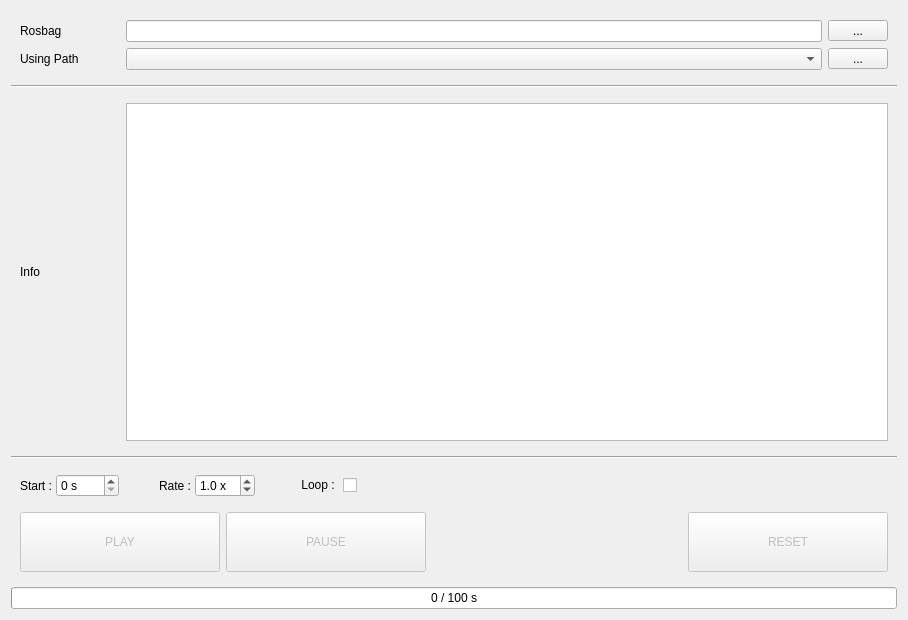
This is ui/player.ui in yyamazaki933/rosbag_player as Qt 5 draws it before an edit. The edited form follows.
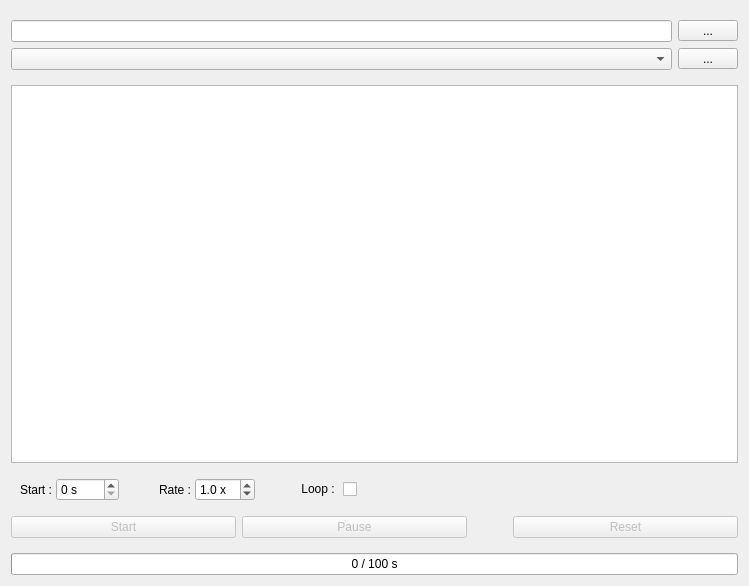
This is the edited form.

```diff
--- a/ui/player.ui
+++ b/ui/player.ui
@@ -6,8 +6,8 @@
    <rect>
     <x>0</x>
     <y>0</y>
-    <width>908</width>
-    <height>620</height>
+    <width>749</width>
+    <height>586</height>
    </rect>
   </property>
   <property name="windowTitle">
@@ -15,112 +15,6 @@
   </property>
   <layout class="QGridLayout" name="gridLayout">
    <item row="9" column="3">
-    <widget class="QWidget" name="widget" native="true">
-     <layout class="QGridLayout" name="gridLayout_2">
-      <item row="3" column="1">
-       <widget class="QPushButton" name="pb_pause">
-        <property name="enabled">
-         <bool>false</bool>
-        </property>
-        <property name="sizePolicy">
-         <sizepolicy hsizetype="Preferred" vsizetype="Preferred">
-          <horstretch>0</horstretch>
-          <verstretch>0</verstretch>
-         </sizepolicy>
-        </property>
-        <property name="minimumSize">
-         <size>
-          <width>200</width>
-          <height>60</height>
-         </size>
-        </property>
-        <property name="maximumSize">
-         <size>
-          <width>200</width>
-          <height>16777215</height>
-         </size>
-        </property>
-        <property name="text">
-         <string>PAUSE</string>
-        </property>
-       </widget>
-      </item>
-      <item row="3" column="0">
-       <widget class="QPushButton" name="pb_play">
-        <property name="enabled">
-         <bool>false</bool>
-        </property>
-        <property name="sizePolicy">
-         <sizepolicy hsizetype="Preferred" vsizetype="Preferred">
-          <horstretch>0</horstretch>
-          <verstretch>0</verstretch>
-         </sizepolicy>
-        </property>
-        <property name="minimumSize">
-         <size>
-          <width>200</width>
-          <height>60</height>
-         </size>
-        </property>
-        <property name="maximumSize">
-         <size>
-          <width>200</width>
-          <height>16777215</height>
-         </size>
-        </property>
-        <property name="text">
-         <string>PLAY</string>
-        </property>
-       </widget>
-      </item>
-      <item row="3" column="3">
-       <widget class="QPushButton" name="pb_reset">
-        <property name="enabled">
-         <bool>false</bool>
-        </property>
-        <property name="sizePolicy">
-         <sizepolicy hsizetype="Preferred" vsizetype="Preferred">
-          <horstretch>0</horstretch>
-          <verstretch>0</verstretch>
-         </sizepolicy>
-        </property>
-        <property name="minimumSize">
-         <size>
-          <width>200</width>
-          <height>60</height>
-         </size>
-        </property>
-        <property name="maximumSize">
-         <size>
-          <width>200</width>
-          <height>16777215</height>
-         </size>
-        </property>
-        <property name="text">
-         <string>RESET</string>
-        </property>
-       </widget>
-      </item>
-      <item row="3" column="2">
-       <spacer name="horizontalSpacer_2">
-        <property name="orientation">
-         <enum>Qt::Horizontal</enum>
-        </property>
-        <property name="sizeType">
-         <enum>QSizePolicy::Expanding</enum>
-        </property>
-        <property name="sizeHint" stdset="0">
-         <size>
-          <width>0</width>
-          <height>0</height>
-         </size>
-        </property>
-       </spacer>
-      </item>
-     </layout>
-    </widget>
-   </item>
-   <item row="10" column="3">
     <widget class="QProgressBar" name="progress">
      <property name="sizePolicy">
       <sizepolicy hsizetype="Preferred" vsizetype="Fixed">
@@ -137,216 +31,6 @@
     </widget>
    </item>
    <item row="5" column="3">
-    <widget class="Line" name="line">
-     <property name="lineWidth">
-      <number>1</number>
-     </property>
-     <property name="orientation">
-      <enum>Qt::Horizontal</enum>
-     </property>
-    </widget>
-   </item>
-   <item row="0" column="3">
-    <widget class="QWidget" name="widget_2" native="true">
-     <layout class="QGridLayout" name="gridLayout_3">
-      <item row="0" column="0">
-       <widget class="QLabel" name="label_12">
-        <property name="sizePolicy">
-         <sizepolicy hsizetype="Preferred" vsizetype="Preferred">
-          <horstretch>0</horstretch>
-          <verstretch>0</verstretch>
-         </sizepolicy>
-        </property>
-        <property name="minimumSize">
-         <size>
-          <width>100</width>
-          <height>0</height>
-         </size>
-        </property>
-        <property name="maximumSize">
-         <size>
-          <width>100</width>
-          <height>16777215</height>
-         </size>
-        </property>
-        <property name="text">
-         <string>Rosbag</string>
-        </property>
-       </widget>
-      </item>
-      <item row="0" column="2">
-       <widget class="QLineEdit" name="le_bag">
-        <property name="sizePolicy">
-         <sizepolicy hsizetype="Preferred" vsizetype="Fixed">
-          <horstretch>0</horstretch>
-          <verstretch>0</verstretch>
-         </sizepolicy>
-        </property>
-        <property name="text">
-         <string/>
-        </property>
-       </widget>
-      </item>
-      <item row="0" column="3">
-       <widget class="QToolButton" name="pb_bag">
-        <property name="minimumSize">
-         <size>
-          <width>60</width>
-          <height>0</height>
-         </size>
-        </property>
-        <property name="text">
-         <string>...</string>
-        </property>
-       </widget>
-      </item>
-      <item row="1" column="2">
-       <widget class="QComboBox" name="cb_path"/>
-      </item>
-      <item row="1" column="0">
-       <widget class="QLabel" name="label">
-        <property name="text">
-         <string>Using Path</string>
-        </property>
-       </widget>
-      </item>
-      <item row="1" column="3">
-       <widget class="QToolButton" name="pb_path">
-        <property name="minimumSize">
-         <size>
-          <width>60</width>
-          <height>0</height>
-         </size>
-        </property>
-        <property name="text">
-         <string>...</string>
-        </property>
-       </widget>
-      </item>
-     </layout>
-    </widget>
-   </item>
-   <item row="2" column="3">
-    <widget class="QWidget" name="widget_4" native="true">
-     <layout class="QHBoxLayout" name="horizontalLayout_3">
-      <item>
-       <widget class="QLabel" name="label_11">
-        <property name="sizePolicy">
-         <sizepolicy hsizetype="Preferred" vsizetype="Preferred">
-          <horstretch>0</horstretch>
-          <verstretch>0</verstretch>
-         </sizepolicy>
-        </property>
-        <property name="minimumSize">
-         <size>
-          <width>100</width>
-          <height>0</height>
-         </size>
-        </property>
-        <property name="maximumSize">
-         <size>
-          <width>100</width>
-          <height>16777215</height>
-         </size>
-        </property>
-        <property name="text">
-         <string>Info</string>
-        </property>
-       </widget>
-      </item>
-      <item>
-       <widget class="QPlainTextEdit" name="pte_bag">
-        <property name="sizePolicy">
-         <sizepolicy hsizetype="Preferred" vsizetype="Expanding">
-          <horstretch>0</horstretch>
-          <verstretch>0</verstretch>
-         </sizepolicy>
-        </property>
-        <property name="palette">
-         <palette>
-          <active>
-           <colorrole role="Text">
-            <brush brushstyle="SolidPattern">
-             <color alpha="255">
-              <red>154</red>
-              <green>153</green>
-              <blue>150</blue>
-             </color>
-            </brush>
-           </colorrole>
-           <colorrole role="PlaceholderText">
-            <brush brushstyle="NoBrush">
-             <color alpha="128">
-              <red>154</red>
-              <green>153</green>
-              <blue>150</blue>
-             </color>
-            </brush>
-           </colorrole>
-          </active>
-          <inactive>
-           <colorrole role="Text">
-            <brush brushstyle="SolidPattern">
-             <color alpha="255">
-              <red>154</red>
-              <green>153</green>
-              <blue>150</blue>
-             </color>
-            </brush>
-           </colorrole>
-           <colorrole role="PlaceholderText">
-            <brush brushstyle="NoBrush">
-             <color alpha="128">
-              <red>154</red>
-              <green>153</green>
-              <blue>150</blue>
-             </color>
-            </brush>
-           </colorrole>
-          </inactive>
-          <disabled>
-           <colorrole role="Text">
-            <brush brushstyle="SolidPattern">
-             <color alpha="255">
-              <red>94</red>
-              <green>92</green>
-              <blue>100</blue>
-             </color>
-            </brush>
-           </colorrole>
-           <colorrole role="PlaceholderText">
-            <brush brushstyle="NoBrush">
-             <color alpha="128">
-              <red>154</red>
-              <green>153</green>
-              <blue>150</blue>
-             </color>
-            </brush>
-           </colorrole>
-          </disabled>
-         </palette>
-        </property>
-        <property name="font">
-         <font>
-          <family>Ubuntu Mono</family>
-          <pointsize>13</pointsize>
-         </font>
-        </property>
-        <property name="lineWrapMode">
-         <enum>QPlainTextEdit::NoWrap</enum>
-        </property>
-        <property name="readOnly">
-         <bool>true</bool>
-        </property>
-        <property name="plainText">
-         <string/>
-        </property>
-       </widget>
-      </item>
-     </layout>
-    </widget>
-   </item>
-   <item row="7" column="3">
     <widget class="QWidget" name="widget_3" native="true">
      <layout class="QHBoxLayout" name="horizontalLayout">
       <property name="spacing">
@@ -459,10 +143,204 @@
      </layout>
     </widget>
    </item>
+   <item row="7" column="3">
+    <widget class="QWidget" name="widget" native="true">
+     <layout class="QGridLayout" name="gridLayout_2">
+      <property name="leftMargin">
+       <number>0</number>
+      </property>
+      <property name="rightMargin">
+       <number>0</number>
+      </property>
+      <item row="3" column="1">
+       <widget class="QPushButton" name="pb_pause">
+        <property name="enabled">
+         <bool>false</bool>
+        </property>
+        <property name="text">
+         <string>Pause</string>
+        </property>
+       </widget>
+      </item>
+      <item row="3" column="0">
+       <widget class="QPushButton" name="pb_play">
+        <property name="enabled">
+         <bool>false</bool>
+        </property>
+        <property name="text">
+         <string>Start</string>
+        </property>
+       </widget>
+      </item>
+      <item row="3" column="3">
+       <widget class="QPushButton" name="pb_reset">
+        <property name="enabled">
+         <bool>false</bool>
+        </property>
+        <property name="text">
+         <string>Reset</string>
+        </property>
+       </widget>
+      </item>
+      <item row="3" column="2">
+       <spacer name="horizontalSpacer_2">
+        <property name="orientation">
+         <enum>Qt::Horizontal</enum>
+        </property>
+        <property name="sizeType">
+         <enum>QSizePolicy::Preferred</enum>
+        </property>
+        <property name="sizeHint" stdset="0">
+         <size>
+          <width>40</width>
+          <height>20</height>
+         </size>
+        </property>
+       </spacer>
+      </item>
+     </layout>
+    </widget>
+   </item>
+   <item row="0" column="3">
+    <widget class="QWidget" name="widget_2" native="true">
+     <layout class="QGridLayout" name="gridLayout_3">
+      <property name="leftMargin">
+       <number>0</number>
+      </property>
+      <property name="rightMargin">
+       <number>0</number>
+      </property>
+      <item row="1" column="2">
+       <widget class="QToolButton" name="pb_path">
+        <property name="minimumSize">
+         <size>
+          <width>60</width>
+          <height>0</height>
+         </size>
+        </property>
+        <property name="text">
+         <string>...</string>
+        </property>
+       </widget>
+      </item>
+      <item row="0" column="2">
+       <widget class="QToolButton" name="pb_bag">
+        <property name="minimumSize">
+         <size>
+          <width>60</width>
+          <height>0</height>
+         </size>
+        </property>
+        <property name="text">
+         <string>...</string>
+        </property>
+       </widget>
+      </item>
+      <item row="0" column="1">
+       <widget class="QLineEdit" name="le_bag">
+        <property name="sizePolicy">
+         <sizepolicy hsizetype="Preferred" vsizetype="Fixed">
+          <horstretch>0</horstretch>
+          <verstretch>0</verstretch>
+         </sizepolicy>
+        </property>
+        <property name="text">
+         <string/>
+        </property>
+       </widget>
+      </item>
+      <item row="1" column="1">
+       <widget class="QComboBox" name="cb_path"/>
+      </item>
+     </layout>
+    </widget>
+   </item>
    <item row="1" column="3">
-    <widget class="Line" name="line_2">
-     <property name="orientation">
-      <enum>Qt::Horizontal</enum>
+    <widget class="QPlainTextEdit" name="pte_bag">
+     <property name="sizePolicy">
+      <sizepolicy hsizetype="Preferred" vsizetype="Expanding">
+       <horstretch>0</horstretch>
+       <verstretch>0</verstretch>
+      </sizepolicy>
+     </property>
+     <property name="palette">
+      <palette>
+       <active>
+        <colorrole role="Text">
+         <brush brushstyle="SolidPattern">
+          <color alpha="255">
+           <red>154</red>
+           <green>153</green>
+           <blue>150</blue>
+          </color>
+         </brush>
+        </colorrole>
+        <colorrole role="PlaceholderText">
+         <brush brushstyle="NoBrush">
+          <color alpha="128">
+           <red>154</red>
+           <green>153</green>
+           <blue>150</blue>
+          </color>
+         </brush>
+        </colorrole>
+       </active>
+       <inactive>
+        <colorrole role="Text">
+         <brush brushstyle="SolidPattern">
+          <color alpha="255">
+           <red>154</red>
+           <green>153</green>
+           <blue>150</blue>
+          </color>
+         </brush>
+        </colorrole>
+        <colorrole role="PlaceholderText">
+         <brush brushstyle="NoBrush">
+          <color alpha="128">
+           <red>154</red>
+           <green>153</green>
+           <blue>150</blue>
+          </color>
+         </brush>
+        </colorrole>
+       </inactive>
+       <disabled>
+        <colorrole role="Text">
+         <brush brushstyle="SolidPattern">
+          <color alpha="255">
+           <red>94</red>
+           <green>92</green>
+           <blue>100</blue>
+          </color>
+         </brush>
+        </colorrole>
+        <colorrole role="PlaceholderText">
+         <brush brushstyle="NoBrush">
+          <color alpha="128">
+           <red>154</red>
+           <green>153</green>
+           <blue>150</blue>
+          </color>
+         </brush>
+        </colorrole>
+       </disabled>
+      </palette>
+     </property>
+     <property name="font">
+      <font>
+       <family>Ubuntu Mono</family>
+       <pointsize>13</pointsize>
+      </font>
+     </property>
+     <property name="lineWrapMode">
+      <enum>QPlainTextEdit::NoWrap</enum>
+     </property>
+     <property name="readOnly">
+      <bool>true</bool>
+     </property>
+     <property name="plainText">
+      <string/>
      </property>
     </widget>
    </item>
```
